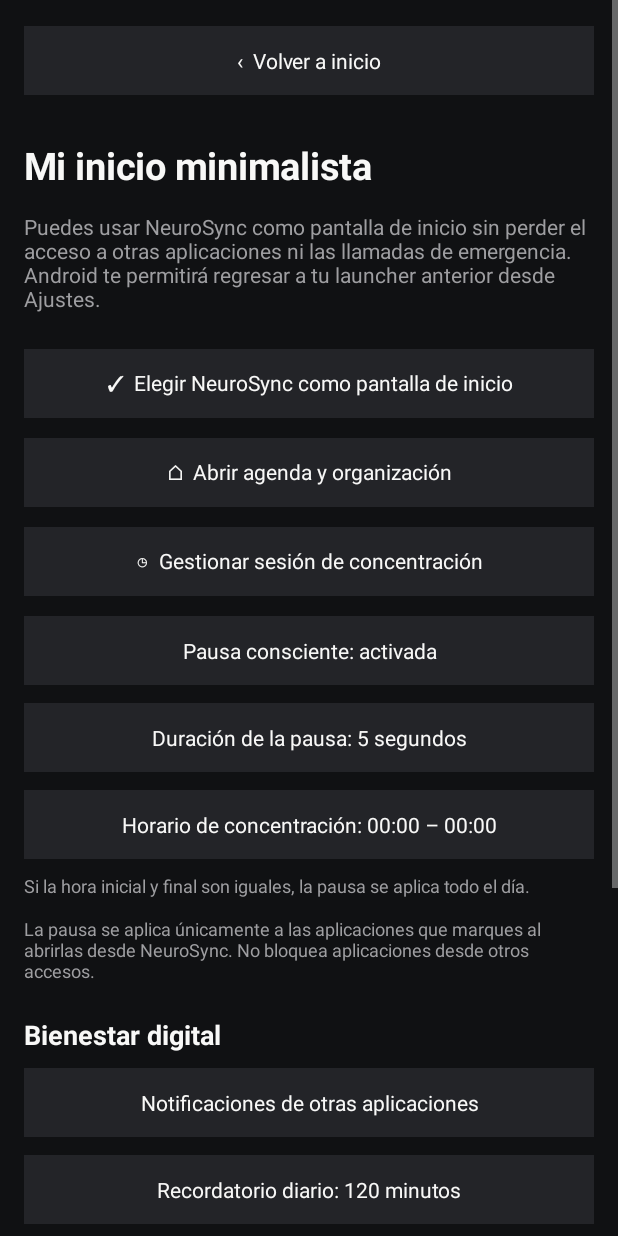
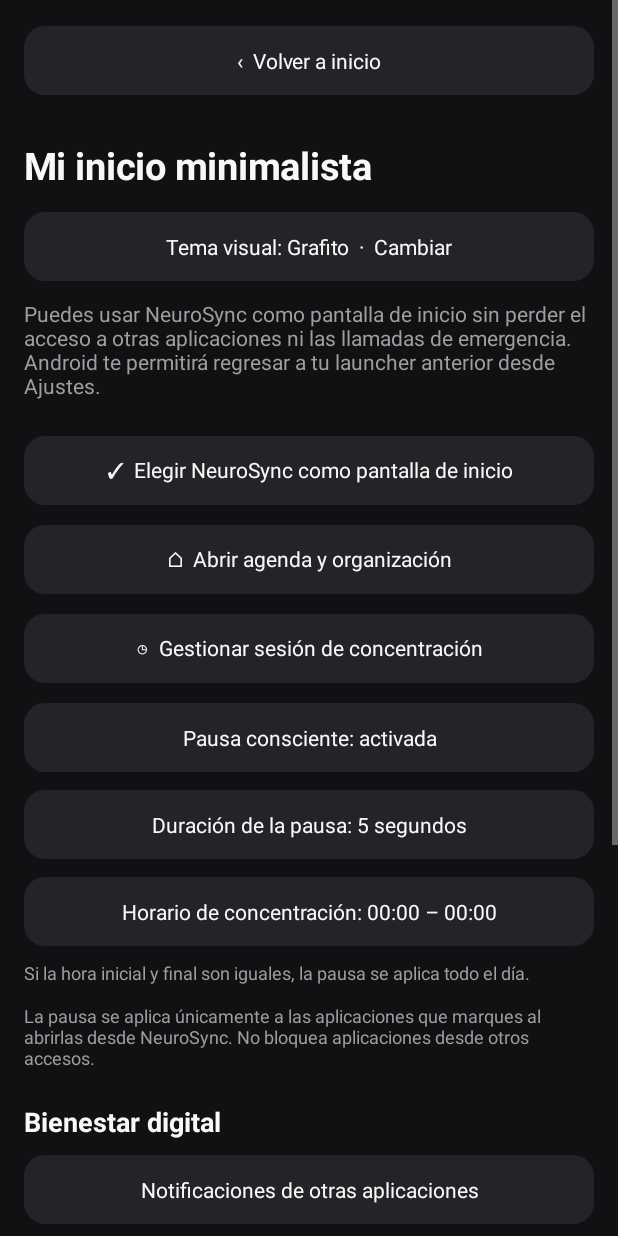
Before and after one commit to alejandrosalazarjra-cyber/TDAH, an Android app: the FocusLauncherActivity screen opened directly, with no data from a screen before it, after a tap on an icon or button, on a phone screen of 412 x 824 dp. Run offline under Robolectric (Android 15) with nearby library versions, the phone set to English and light mode, and no system bars.

Commit message:
Add original code-drawn launcher themes, rounded controls and persistent appearance preferences

```diff
--- a/android/app/src/main/java/com/neurosync/familia/FocusLauncherActivity.java
+++ b/android/app/src/main/java/com/neurosync/familia/FocusLauncherActivity.java
@@ -24,7 +24,8 @@ import java.util.*;
  * Los límites de concentración se aplican solo al abrir apps desde este launcher.
  */
 public final class FocusLauncherActivity extends Activity {
-  private static final int BLACK=0xFF101113, WHITE=0xFFF8F8F7, MUTED=0xFF9E9EA1, CARD=0xFF232428;
+  private int BLACK=0xFF101113, WHITE=0xFFF8F8F7, MUTED=0xFF9E9EA1, CARD=0xFF232428;
+  private int themeMode=0;
   private LinearLayout root, page;
   private EditText search;
   private boolean drawer=false;
@@ -40,6 +41,15 @@ public final class FocusLauncherActivity extends Activity {
   private int mindfulDelay=5;
   private boolean usageWarningShown=false;
 
+  private void applyTheme(){
+    if(themeMode==1){BLACK=0xFF101C32;CARD=0xFF223653;WHITE=0xFFF6F9FF;MUTED=0xFFA7B6CD;}
+    else if(themeMode==2){BLACK=0xFF10241E;CARD=0xFF243C32;WHITE=0xFFF6FCF8;MUTED=0xFFACBEB5;}
+    else{BLACK=0xFF101113;CARD=0xFF232428;WHITE=0xFFF8F8F7;MUTED=0xFF9E9EA1;}
+    getWindow().setStatusBarColor(BLACK);getWindow().setNavigationBarColor(BLACK);
+    if(root!=null)root.setBackgroundColor(BLACK);
+  }
+  private void cycleTheme(){themeMode=(themeMode+1)%3;preferences.edit().putInt("theme_mode",themeMode).apply();applyTheme();showSettings();}
+  private String themeName(){return themeMode==1?"Azul profundo":themeMode==2?"Bosque oscuro":"Grafito";}
   private static class AppEntry {
     String title,packageName,activity;
     AppEntry(String title,String pkg,String cls){this.title=title;this.packageName=pkg;this.activity=cls;}
@@ -63,7 +73,8 @@ public final class FocusLauncherActivity extends Activity {
   private TextView action(String value,Runnable click){
     TextView t=text(value,14,WHITE,false);
     pad(t,12,11);
-    t.setBackgroundColor(CARD);
+    android.graphics.drawable.GradientDrawable background=new android.graphics.drawable.GradientDrawable();
+    background.setColor(CARD);background.setCornerRadius(dp(14));t.setBackground(background);
     t.setMinHeight(dp(46));
     t.setGravity(Gravity.CENTER);
     t.setMaxLines(2);
@@ -76,9 +87,9 @@ public final class FocusLauncherActivity extends Activity {
 
   @Override public void onCreate(Bundle state){
     super.onCreate(state);
-    getWindow().setStatusBarColor(BLACK);getWindow().setNavigationBarColor(BLACK);
     getWindow().getDecorView().setSystemUiVisibility(0);
     preferences=getSharedPreferences("focus_launcher",MODE_PRIVATE);
+    themeMode=preferences.getInt("theme_mode",0);applyTheme();
     favorites.addAll(preferences.getStringSet("favorites",Collections.emptySet()));
     focusApps.addAll(preferences.getStringSet("focus",Collections.emptySet()));
     focusEnabled=preferences.getBoolean("focus_enabled",true);
@@ -490,6 +501,7 @@ public final class FocusLauncherActivity extends Activity {
     LinearLayout view=vertical();pad(view,16,17);
     TextView back=action("‹  Volver a inicio",()->{drawer=false;renderHome();});view.addView(back);
     view.addView(gap(30));view.addView(text("Mi inicio minimalista",25,WHITE,true));view.addView(gap(14));
+    view.addView(action("Tema visual: "+themeName()+"  ·  Cambiar",this::cycleTheme));view.addView(gap(12));
     TextView explain=text("Puedes usar NeuroSync como pantalla de inicio sin perder el acceso a otras aplicaciones ni las llamadas de emergencia. Android te permitirá regresar a tu launcher anterior desde Ajustes.",14,MUTED,false);
     view.addView(explain);view.addView(gap(24));
     view.addView(action("✓  Elegir NeuroSync como pantalla de inicio",this::chooseDefaultHome));view.addView(gap(13));
```
